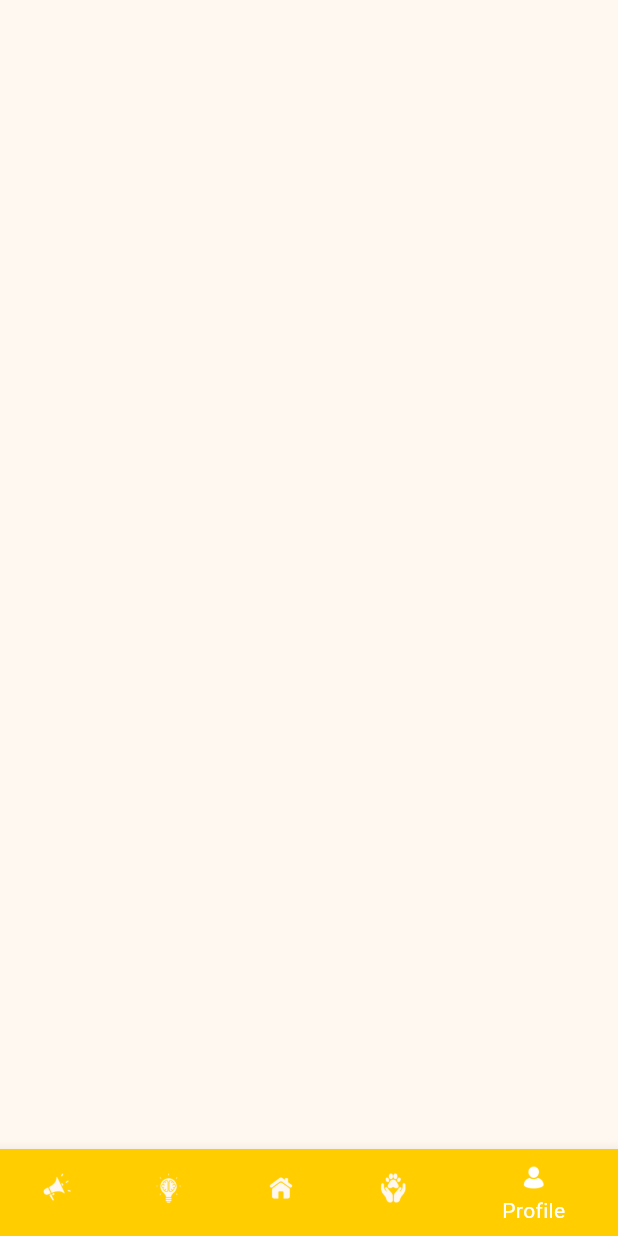
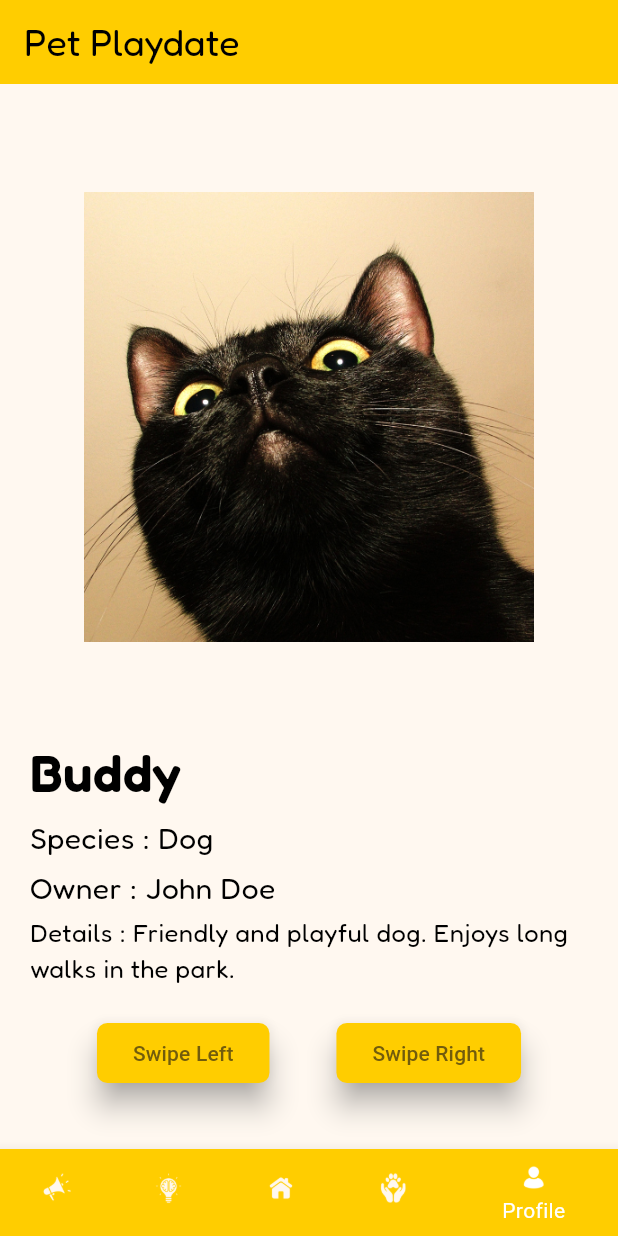
Before and after one commit to mridularaul/pawsome, a Flutter app: the BottomNavBar screen opened directly, item 5 of the bottom bar chosen, on a phone screen of 412 x 824 dp. Run offline on Flutter 3.47's test engine with Material 3 defaults, Android fonts, the phone set to English and light mode, and no system bars; our stand-ins replace cloud_firestore, firebase_auth, firebase_core, get, table_calendar; accounts and stored records are empty.

Commit message:
playdate

```diff
--- a/lib/screens/adoptionScreen.dart
+++ b/lib/screens/adoptionScreen.dart
@@ -35,7 +35,7 @@
     getonload();
     super.initState();
   }
-
+  List<String> filter = [];
   @override
   Widget build(BuildContext context) {
     return Scaffold(
--- a/lib/screens/loginScreen.dart
+++ b/lib/screens/loginScreen.dart
@@ -72,7 +72,7 @@
                                 try {
                                   final checkuser = await _auth.signInWithEmailAndPassword(email: email, password: password);
                                   if(checkuser!=null){
-                                    Get.off(() => BottomNavBar());
+                                    Get.offAll(() => BottomNavBar());
                                   }
                                 } catch (e) {
                                   print(e);
--- a/lib/screens/profileScreen.dart
+++ b/lib/screens/profileScreen.dart
@@ -1,11 +1,149 @@
 import 'package:flutter/material.dart';
+import 'package:pawfect/utils/constants.dart';
+class Pet {
+  final String name;
+  final String species;
+  final String imageUrl;
+  final String owner;
+  final String details;
 
-class profileScreen extends StatelessWidget{
+  Pet({required this.name, required this.species, required this.imageUrl, required this.owner, required this.details});
+}
+
+class PetPlaydateScreen extends StatefulWidget {
+  @override
+  _PetPlaydateScreenState createState() => _PetPlaydateScreenState();
+}
+
+class _PetPlaydateScreenState extends State<PetPlaydateScreen> {
+  List<Pet> pets = [
+    Pet(
+      name: 'Buddy',
+      species: 'Dog',
+      imageUrl: 'assets/images/Buggs.png',
+      owner: 'John Doe',
+      details: 'Friendly and playful dog. Enjoys long walks in the park.',
+    ),
+    Pet(
+      name: 'Whiskers',
+      species: 'Cat',
+      imageUrl: 'assets/images/Bunny.png',
+      owner: 'Jane Smith',
+      details: 'Independent and affectionate cat. Loves to nap in the sun.',
+    ),
+    Pet(
+      name: 'Nemo',
+      species: 'Fish',
+      imageUrl: 'assets/images/Cinnamon.png',
+      owner: 'Alice Johnson',
+      details: 'Colorful and lively fish. Requires a well-maintained aquarium.',
+    ),
+    // Add more pets as needed
+  ];
+
+  int currentIndex = 0;
+
+  void _swipeLeft() {
+    setState(() {
+      currentIndex = (currentIndex + 1) % pets.length;
+      if (currentIndex < 0) {
+        currentIndex = pets.length - 1;
+      }
+    });
+  }
+
+  void _swipeRight() {
+    setState(() {
+      currentIndex = (currentIndex + 1) % pets.length;
+    });
+
+    // Simulate sending a notification to the owner when swiping right
+    _sendNotificationToOwner(pets[currentIndex].owner);
+  }
+
+  void _sendNotificationToOwner(String owner) {
+    // Implement the logic to send a notification to the owner here
+    print('Notification sent to $owner');
+  }
+
   @override
   Widget build(BuildContext context) {
     return Scaffold(
-
+      appBar: AppBar(
+        title: Text('Pet Playdate', style: kText.copyWith(fontSize: 25),),
+        backgroundColor: yellow,
+      ),
+      body: Padding(
+        padding: const EdgeInsets.fromLTRB(20, 10, 20, 10),
+        child: Center(
+          child: Column(
+            mainAxisAlignment: MainAxisAlignment.center,
+            children: [
+              Expanded(
+                child: Container(
+                  height: 300,
+                  width: 300,
+                  decoration: BoxDecoration(
+                    borderRadius: BorderRadius.circular(20),
+                  ),
+                  child: Image.asset(pets[currentIndex].imageUrl),
+                ),
+              ),
+              Column(
+                crossAxisAlignment: CrossAxisAlignment.start,
+                children: [
+                  Text(
+                    pets[currentIndex].name,
+                    style: kHeading.copyWith(fontSize: 35)
+                  ),
+                  SizedBox(height: 4),
+                  Text(
+                    'Species : ${pets[currentIndex].species}',
+                    style: kText.copyWith(fontSize: 20)
+                  ),
+                  SizedBox(height: 4),
+                  Text(
+                    'Owner : ${pets[currentIndex].owner}',
+                    style: kText.copyWith(fontSize: 20),
+                  ),
+                  SizedBox(height: 4),
+                  Text(
+                    'Details : ${pets[currentIndex].details}',
+                      style: kText.copyWith(fontSize: 17)
+                  ),
+                ],
+              ),
+              SizedBox(height: 20),
+              Row(
+                mainAxisAlignment: MainAxisAlignment.spaceEvenly,
+                children: [
+                  ElevatedButton(
+                    onPressed: _swipeLeft,
+                    child: Text('Swipe Left'),
+                    style: ElevatedButton.styleFrom(
+                        backgroundColor: yellow,
+                        shape: RoundedRectangleBorder(borderRadius: BorderRadius.circular(7)),
+                        elevation: 8,
+                        shadowColor: Colors.grey
+                    ),
+                  ),
+                  ElevatedButton(
+                    onPressed: _swipeRight,
+                    child: Text('Swipe Right'),
+                    style: ElevatedButton.styleFrom(
+                        backgroundColor: yellow,
+                        shape: RoundedRectangleBorder(borderRadius: BorderRadius.circular(7)),
+                        elevation: 8,
+                        shadowColor: Colors.grey
+                    ),
+                  ),
+                ],
+              ),
+              SizedBox(height: 30,)
+            ],
+          ),
+        ),
+      ),
     );
   }
-
 }
--- a/lib/utils/bottomNavBar.dart
+++ b/lib/utils/bottomNavBar.dart
@@ -28,7 +28,7 @@
                       petcareScreen(),
                       homeScreen(),
                       adoptionScreen(),
-                      profileScreen(),
+                      PetPlaydateScreen(),
                     ],
                   ),
 
```
Also changed, not shown: assets/images/Binks.png (added), assets/images/Buggs.png (added), assets/images/Bunny.png (added), assets/images/Cinnamon.png (added), assets/images/Fizz.png (added).
